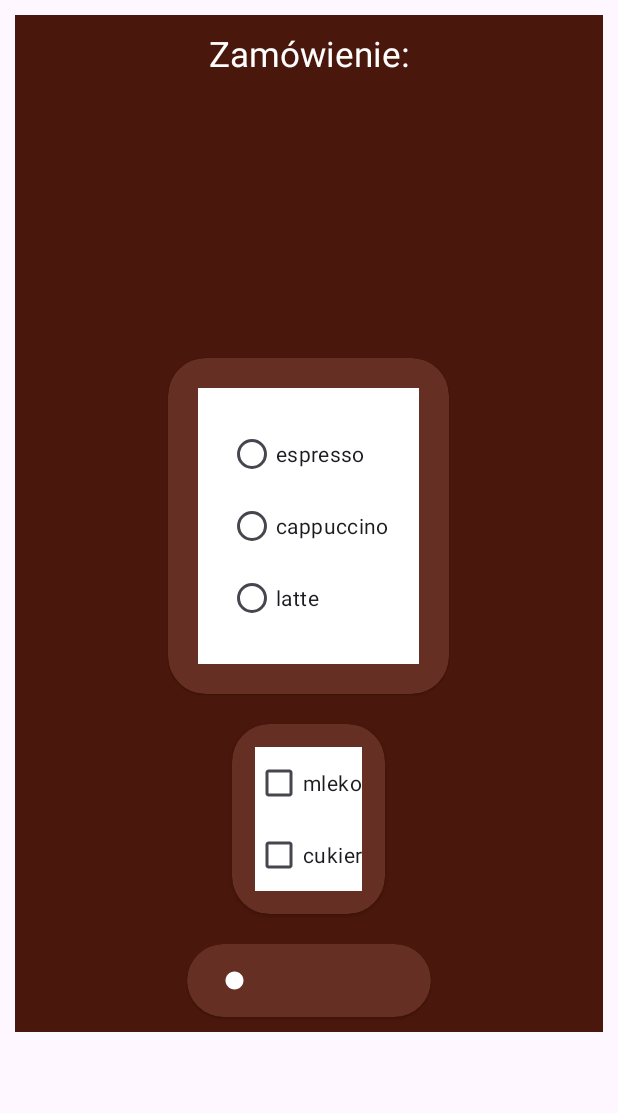
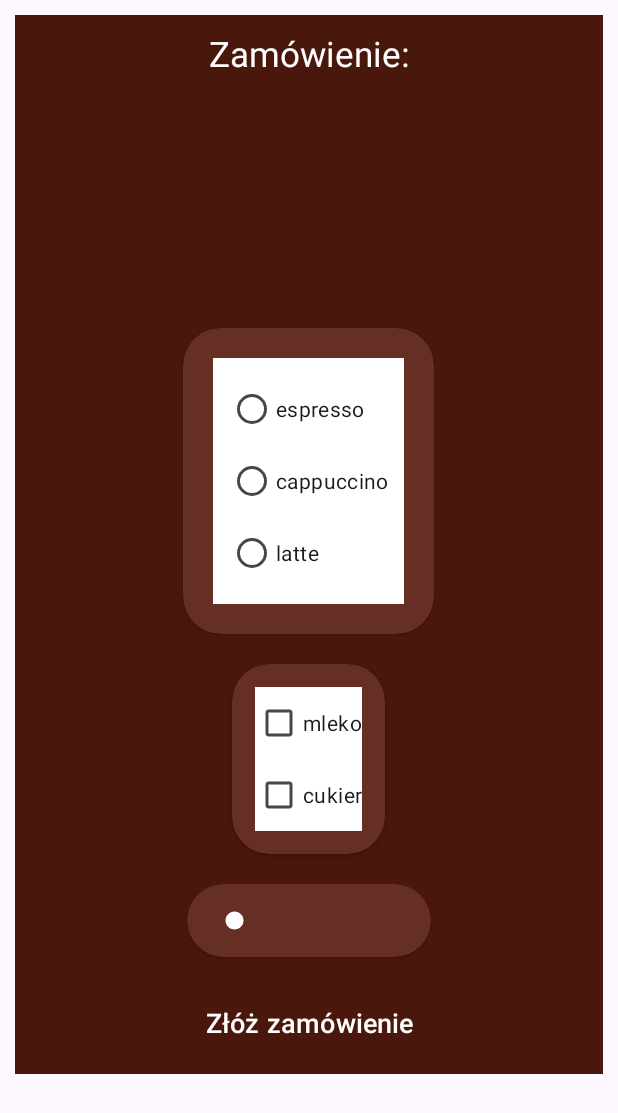
Before and after one commit to jur0ss/Coffee, an Android app: the screen it shows after launch (MainActivity), on a phone screen of 412 x 824 dp. Shown: the top 1113 px of the screen. Run offline under Robolectric (Android 15) with nearby library versions, the phone set to English and light mode, and no system bars.

Commit message:
Added button to send the order

```diff
--- a/app/src/main/java/com/example/coffee/MainActivity.kt
+++ b/app/src/main/java/com/example/coffee/MainActivity.kt
@@ -64,10 +64,8 @@ class MainActivity : AppCompatActivity() {
 
             override fun onStopTrackingTouch(seekBar: SeekBar?) {
             }
+        })
 
-
-
-        })
 
 
 
--- a/app/src/main/res/layout/activity_main.xml
+++ b/app/src/main/res/layout/activity_main.xml
@@ -29,7 +29,6 @@
             android:layout_height="wrap_content"
             android:text=""
             android:layout_gravity="center_horizontal"
-            android:layout_margin="10dp"
             android:textSize="20sp"
             android:textColor="@color/white"
             />
@@ -60,7 +59,7 @@
                 android:id="@+id/coffee_radiogroup"
                 android:layout_width="wrap_content"
                 android:layout_height="wrap_content"
-                android:padding="20dp"
+                android:padding="10dp"
                 android:layout_gravity="center"
                 android:layout_margin="20dp"
                 android:background="@color/white">
@@ -149,13 +148,27 @@
                 android:progressTint="@color/white"
                 android:minWidth="100dp"
                 android:thumbTint="@color/white"
-
                 />
-
 
         </LinearLayout>
 
+
         </androidx.cardview.widget.CardView>
+
+        <Button
+            android:layout_width="wrap_content"
+            android:layout_height="wrap_content"
+            android:text="Złóż zamówienie"
+            android:textSize="18sp"
+            android:layout_gravity="center"
+            android:layout_margin="10dp"
+            android:textColor="@color/white"
+            android:backgroundTint="#4A170C"
+            >
+
+        </Button>
+
+
 
     </LinearLayout>
 
```
